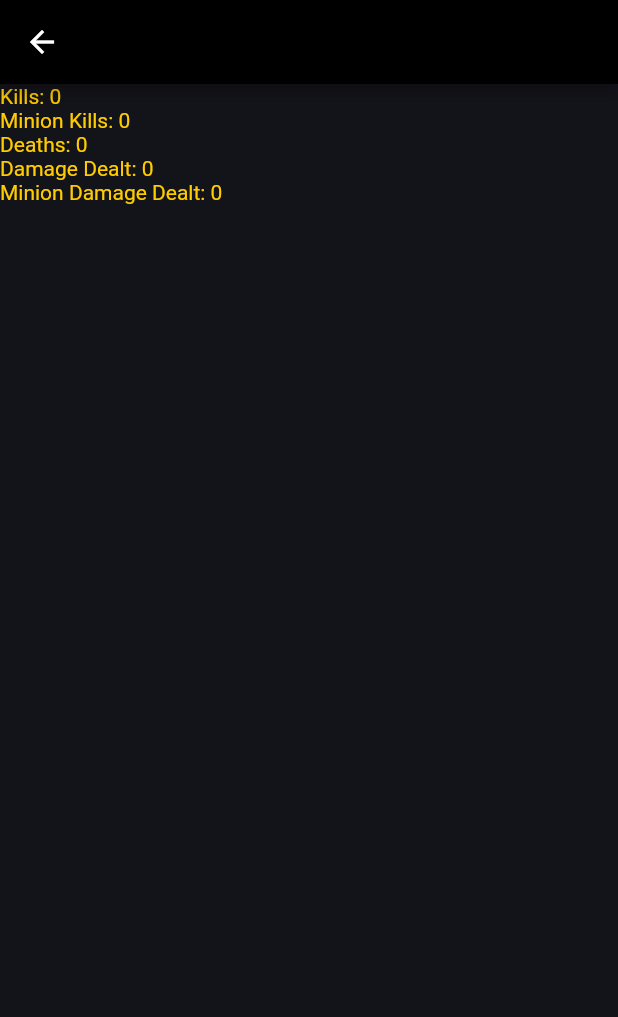
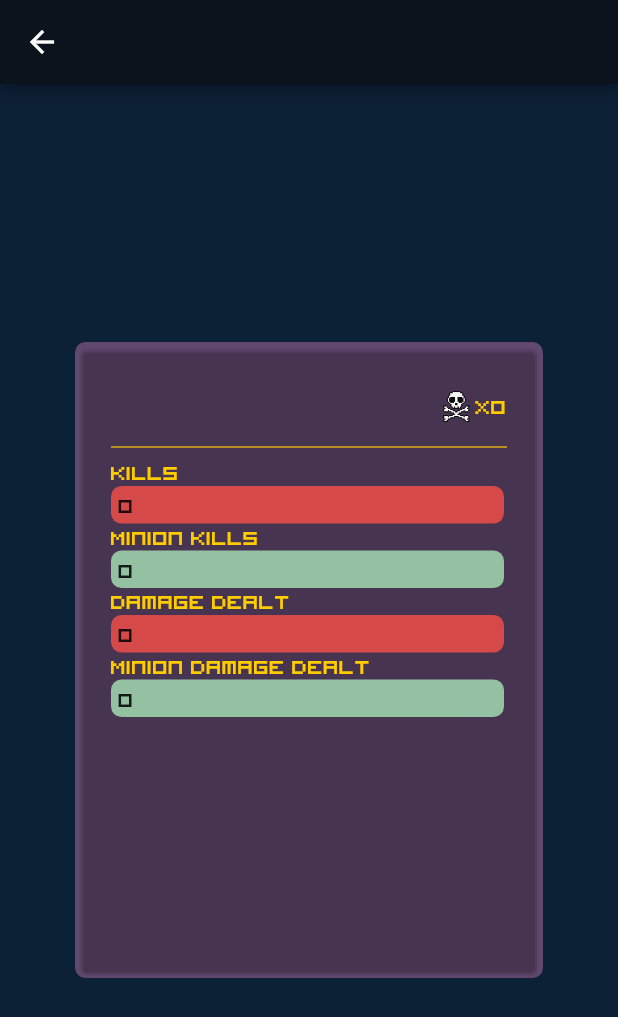
Before and after one commit to GrantNasution/CS4990-RoR2StatLog, a Flutter app: the LogView screen opened directly with empty values, on a phone screen of 412 x 824 dp. Shown: the top 1017 px of the screen. Run offline on Flutter 3.47's test engine with Material 2 defaults, Android fonts, the phone set to English and light mode, and no system bars; our stand-ins replace localstorage, simple_animations, sqflite; accounts and stored records are empty; project files that could hold a hidden picture were left out.

Commit message:
cleaned up UI a ton

```diff
--- /dev/null
+++ b/lib/bar.dart
@@ -0,0 +1,56 @@
+import 'package:flutter/material.dart';
+import 'package:simple_animations/simple_animations.dart';
+
+class Bar extends StatelessWidget {
+  double length;
+  String label;
+  double maxLength;
+  Color color;
+
+  final int _baseDurationMs = 1000;
+  final double _maxElementWidth = 200;
+
+  Bar(int length, String label, double maxLength, Color color) {
+    this.length = 1.0;
+    this.label = label;
+    this.maxLength = maxLength;
+    this.color = color;
+  }
+
+  @override
+  Widget build(BuildContext context) {
+    return ControlledAnimation(
+      duration: Duration(milliseconds: (length * _baseDurationMs).round()),
+      tween: Tween(begin: 0.0, end: length),
+      builder: (context, animatedWidth) {
+        print(animatedWidth);
+        return Row(
+          children: <Widget>[
+            Stack(
+              children: <Widget>[
+                Container(
+                  height: 25,
+                  width: animatedWidth * maxLength,
+                  decoration: new BoxDecoration(
+                    borderRadius: new BorderRadius.circular(7.0),
+                    color: color,
+                  ),
+                ),
+                Positioned(
+                  left: 5.0,
+                  top: 4.0,
+                  child: Text(
+                    label,
+                    style: TextStyle(
+                      fontFamily: 'RoRSquare',
+                    ),
+                  ),
+                ),
+              ],
+            ),
+          ],
+        );
+      },
+    );
+  }
+}
--- a/lib/logview.dart
+++ b/lib/logview.dart
@@ -1,11 +1,11 @@
 import 'package:flutter/material.dart';
 import 'package:flutter/rendering.dart';
-import 'newlog.dart';
+import 'dart:math';
 import 'log.dart';
+import 'bar.dart';
 
 class LogView extends StatefulWidget {
-
-  LogView(this.log, {Key key, this.title}) :  super(key: key);
+  LogView(this.log, {Key key, this.title}) : super(key: key);
   final String title;
   final Log log;
 
@@ -14,53 +14,111 @@ class LogView extends StatefulWidget {
 }
 
 class LogViewState extends State<LogView> {
+  List<double> barLengths = new List<double>();
+
+  void _findBarLengths() {
+
+  }
+
+  @override
+  void initState() {
+    super.initState();
+    _findBarLengths();
+  }
+
   @override
   Widget build(BuildContext context) {
-    return Scaffold (
+    return Scaffold(
       appBar: AppBar(
         title: Text(
           widget.log.gClass,
           style: TextStyle(color: Color(0xffddf2f4)),
         ),
       ),
-      body: _buildLogData(),
+      body: Container(
+        alignment: Alignment.center,
+        child: _buildLogData(),
+      ),
     );
   }
 
   Widget _buildLogData() {
-    return ListView(
+    double width = MediaQuery.of(context).size.width - 100;
+    return Container(
+      height: MediaQuery.of(context).size.height - 400,
+      width: MediaQuery.of(context).size.width - 100,
+      alignment: Alignment.topCenter,
+      decoration: new BoxDecoration(
+        borderRadius: new BorderRadius.circular(7.0),
+        color: Color(0xff61486f),
+      ),
+      child: SizedBox.expand(
+        child: Card(
+          color: Color(0x00515354),
+          child: ListView(
+            shrinkWrap: true,
+            padding: const EdgeInsets.all(20.0),
             children: <Widget>[
+              Row(children: <Widget>[
                 Text(
-          'Kills: ' + widget.log.gKills.toString(),
+                  widget.log.lclass,
+                  style: TextStyle(
+                    fontSize: 30.0,
+                    color: Color(0xffffcc00),
+                    fontFamily: 'RoRSquare',
+                  ),
+                ),
+                Spacer(),
+                Image.asset('assets/skull.png', scale: 5),
+                Text(
+                  'x' + widget.log.deaths.toString(),
                   style: TextStyle(
                     color: Color(0xffffcc00),
+                    fontFamily: 'RoRSquare',
                   ),
                 ),
+              ]),
+              Divider(thickness: 0.8),
               Text(
-          'Minion Kills: ' + widget.log.gminionKills.toString(),
+                'Kills',
                 style: TextStyle(
                   color: Color(0xffffcc00),
+                  fontFamily: 'RoRSquare',
                 ),
               ),
+              Bar(5, widget.log.kills.toString(), width - 50,
+                  Color(0xffd64949)),
               Text(
-          'Deaths: ' + widget.log.gDeaths.toString(),
+                'Minion Kills',
                 style: TextStyle(
                   color: Color(0xffffcc00),
+                  fontFamily: 'RoRSquare',
                 ),
               ),
+              Bar(5, widget.log.gminionKills.toString(), width - 50,
+                  Color(0xff94c1a1)),
               Text(
-          'Damage Dealt: ' + widget.log.gdamageDealt.toString(),
+                'Damage Dealt',
                 style: TextStyle(
                   color: Color(0xffffcc00),
+                  fontFamily: 'RoRSquare',
                 ),
               ),
+              Bar(5, widget.log.damageDealt.toString(), width - 50,
+                  Color(0xffd64949)),
               Text(
-          'Minion Damage Dealt: ' + widget.log.gminionDamageDealt.toString(),
+                'Minion Damage Dealt',
                 style: TextStyle(
                   color: Color(0xffffcc00),
+                  fontFamily: 'RoRSquare',
                 ),
               ),
+              Bar(5, widget.log.gminionDamageDealt.toString(), width - 50,
+                  Color(0xff94c1a1)),
             ],
+          ),
+        ),
+      ),
     );
   }
 }
```
Also changed, not shown: lib/main.dart (+50 -19 lines), lib/newlog.dart (+48 -24 lines), pubspec.yaml (+6 -1 lines), assets/fonts/riskofrainsquare.ttf (added), assets/skull.png (added), 1 other file. Lines whose indentation alone changed are shown as unchanged.
